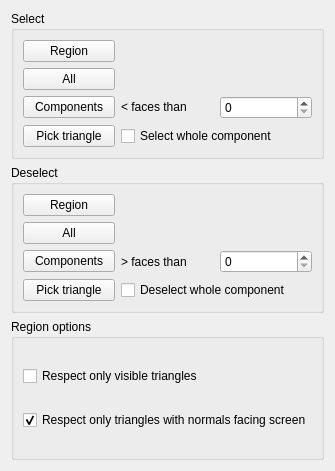
First picture: the form in src/Mod/Mesh/Gui/RemoveComponents.ui, repository southseact-3d/fcd, before the edit.
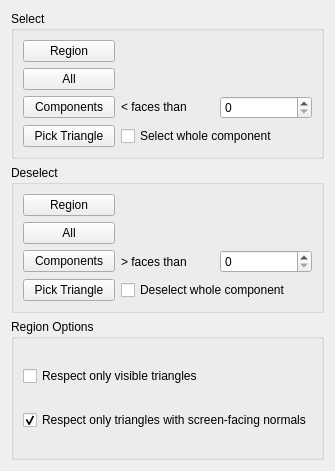
Second picture: the form after the edit.

Diff of the .ui file:
```diff
--- a/src/Mod/Mesh/Gui/RemoveComponents.ui
+++ b/src/Mod/Mesh/Gui/RemoveComponents.ui
@@ -86,7 +86,7 @@
       <item row="3" column="0">
        <widget class="QPushButton" name="selectTriangle">
         <property name="text">
-         <string>Pick triangle</string>
+         <string>Pick Triangle</string>
         </property>
        </widget>
       </item>
@@ -172,7 +172,7 @@
       <item row="3" column="0">
        <widget class="QPushButton" name="deselectTriangle">
         <property name="text">
-         <string>Pick triangle</string>
+         <string>Pick Triangle</string>
         </property>
        </widget>
       </item>
@@ -189,7 +189,7 @@
    <item row="2" column="0">
     <widget class="QGroupBox" name="groupBox_3">
      <property name="title">
-      <string>Region options</string>
+      <string>Region Options</string>
      </property>
      <layout class="QGridLayout" name="gridLayout_3">
       <item row="0" column="0">
@@ -205,7 +205,7 @@
       <item row="1" column="0">
        <widget class="QCheckBox" name="screenTriangles">
         <property name="text">
-         <string>Respect only triangles with normals facing screen</string>
+         <string>Respect only triangles with screen-facing normals</string>
         </property>
         <property name="checked">
          <bool>true</bool>
```
Left out of the diff: 2 changed lines with no effect on the pictures.
